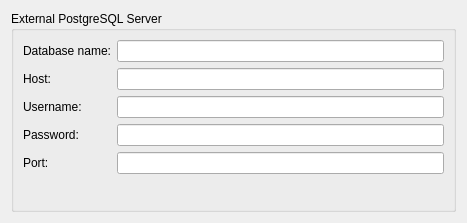
This is kcm/serverpsqlstorage.ui in KDE/kdepim-runtime as Qt 5 draws it before an edit. The edited form follows.
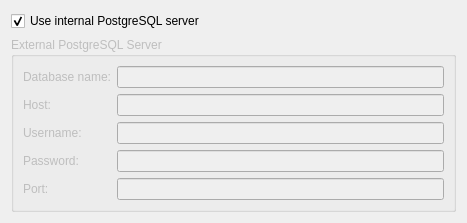
This is the edited form. Custom widgets are drawn as their Qt base class.

Commit message:
Add a checkbox to deselect the internal PSQL server.
FIXED-IN: 4.8.0

What changed in the file:
```diff
--- a/kcm/serverpsqlstorage.ui
+++ b/kcm/serverpsqlstorage.ui
@@ -11,10 +11,23 @@
    </rect>
   </property>
   <layout class="QGridLayout" name="gridLayout_2">
-   <item row="0" column="0">
+    <item row="0" column="0">
+      <widget class="QCheckBox" name="startServer">
+        <property name="whatsThis">
+          <string>Choose whether Akonadi should use an internal or external PostgreSQL server.</string>
+        </property>
+        <property name="text">
+          <string>Use internal PostgreSQL server</string>
+        </property>
+        <property name="checked">
+          <bool>true</bool>
+        </property>
+      </widget>
+    </item>
+   <item row="1" column="0">
     <widget class="QGroupBox" name="groupBox">
      <property name="enabled">
-      <bool>true</bool>
+      <bool>false</bool>
      </property>
      <property name="title">
       <string>External PostgreSQL Server</string>
```
Left out of the diff: 40 changed lines with no effect on the pictures. The commit also changes 2 other files.
